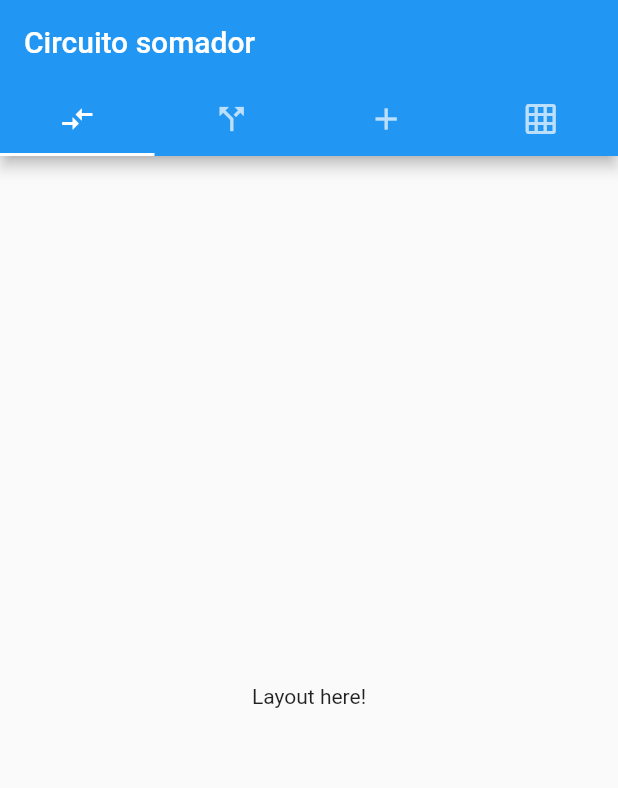
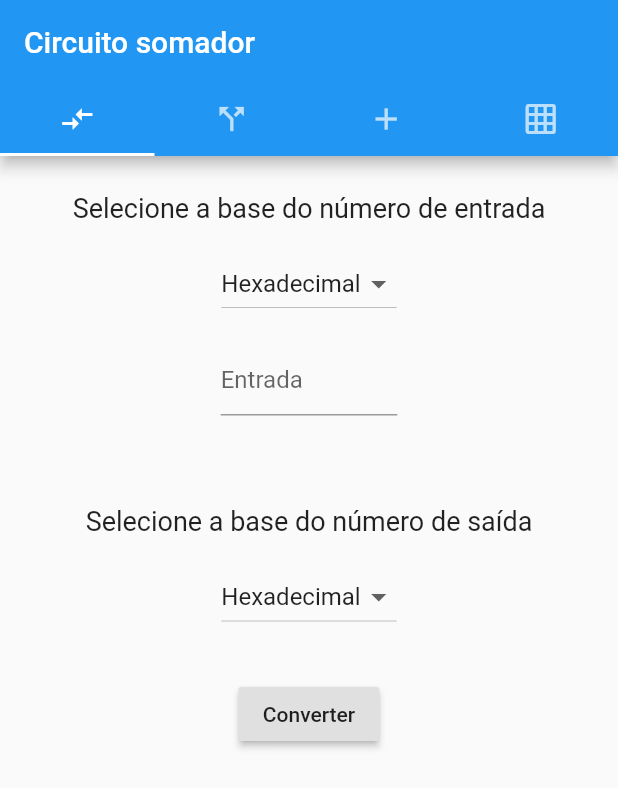
Before and after one commit to luiz-matias/tads-arqsis, a Flutter app: the screen it shows after launch, on a phone screen of 412 x 824 dp. Shown: the top 788 px of the screen. Run offline on Flutter 3.47's test engine with Material 2 defaults, Android fonts, the phone set to English and light mode, and no system bars.

Commit message:
Implemented base converter page and binToDec func

```diff
--- a/adder_circuit/lib/pages/base_converter.dart
+++ b/adder_circuit/lib/pages/base_converter.dart
@@ -1,12 +1,170 @@
+import 'dart:core';
+import 'dart:core' as prefix0;
+
 import 'package:flutter/material.dart';
 
-class BaseConverterPage extends StatelessWidget {
+class BaseConverterPage extends StatefulWidget {
+  @override
+  _BaseConverterPageState createState() => _BaseConverterPageState();
+}
+
+class Bases {
+  int id;
+  String baseName;
+
+  Bases(this.id, this.baseName);
+
+  static List<Bases> getBases() {
+    return <Bases>[
+      Bases(1, "Hexadecimal"),
+      Bases(2, "Decimal"),
+      Bases(3, "Octal"),
+      Bases(4, "Binário"),
+    ];
+  }
+}
+
+class _BaseConverterPageState extends State<BaseConverterPage> {
+  List<Bases> _bases = Bases.getBases();
+  List<DropdownMenuItem<Bases>> _dropDownMenuItems;
+  Bases _selectedBase;
+  Bases _secondSelectedBase;
+  final textFieldController = TextEditingController();
+
+  @override
+  void initState() {
+    _dropDownMenuItems = buildDropDownMenuItems(_bases);
+    _selectedBase = _dropDownMenuItems[0].value;
+    _secondSelectedBase = _dropDownMenuItems[0].value;
+    // TODO: implement initState
+    super.initState();
+  }
+
+  List<DropdownMenuItem<Bases>> buildDropDownMenuItems(List bases) {
+    List<DropdownMenuItem<Bases>> items = List();
+    for (Bases base in bases) {
+      items.add(
+        DropdownMenuItem(
+          value: base,
+          child: Text(base.baseName),
+        ),
+      );
+    }
+    return items;
+  }
+
+  onChangeDropdownItem(Bases selectedBase) {
+    setState(() {
+      _selectedBase = selectedBase;
+    });
+  }
+
+  secondChangeDropdownItem(Bases secondBase) {
+    setState(() {
+      _secondSelectedBase = secondBase;
+    });
+  }
+
   @override
   Widget build(BuildContext context) {
-    return Container(
-      child: Center(
-        child: Text("Layout here!"),
+    return Padding(
+      padding: const EdgeInsets.all(24.0),
+      child: Column(
+        mainAxisAlignment: MainAxisAlignment.start,
+        crossAxisAlignment: CrossAxisAlignment.center,
+        children: <Widget>[
+          Container(
+            child: Text(
+              "Selecione a base do número de entrada",
+              style: TextStyle(fontSize: 18),
+            ),
+          ),
+          SizedBox(
+            height: 16,
+          ),
+          Container(
+            child: Center(
+              child: DropdownButton(
+                value: _selectedBase,
+                items: _dropDownMenuItems,
+                onChanged: onChangeDropdownItem,
+              ),
+            ),
+          ),
+          SizedBox(
+            height: 16,
+          ),
+          Container(
+            width: MediaQuery.of(context).size.width / 3.5,
+            child: TextField(
+              controller: textFieldController,
+              decoration: InputDecoration(
+                hintText: 'Entrada',
+                fillColor: Colors.black,
+              ),
+            ),
+          ),
+          SizedBox(
+            height: 60,
+          ),
+          Container(
+            child: Text(
+              "Selecione a base do número de saída",
+              style: TextStyle(fontSize: 18),
+            ),
+          ),
+          SizedBox(
+            height: 16,
+          ),
+          Container(
+            child: Center(
+              child: DropdownButton(
+                value: _secondSelectedBase,
+                items: _dropDownMenuItems,
+                onChanged: secondChangeDropdownItem,
+              ),
+            ),
+          ),
+          SizedBox(
+            height: 30,
+          ),
+          RaisedButton(
+            child: Text("Converter"),
+            onPressed: _convertBase,
+          ),
+        ],
       ),
     );
   }
+
+  _convertBase() {
+    print("the button works!");
+    print(_selectedBase.baseName);
+    print(_secondSelectedBase.baseName);
+    print(textFieldController.text);
+    print(
+        "O número decimal ${textFieldController.text} na base ${_secondSelectedBase.baseName} é igual a ${binaryToDecimal(textFieldController.text, _secondSelectedBase.baseName)}");
+  }
+
+  binaryToDecimal(binaryNumber, base) {
+    // Conversão do número de Int para String
+    String num = binaryNumber.toString();
+    // Declaração da variável de resultado
+    int dec_value = 0;
+
+    // Inicializando a base para 1
+    // Aka 2ˆ0
+    int base = 1;
+
+    // Loop que incrementa o valor total onde valor da posição do número na String é o expoente.
+    for (int i = num.length - 1; i >= 0; i--) {
+      if (num[i] == '1') {
+        dec_value += base;
+      }
+      base = base * 2;
+    }
+
+    // Retorna o valor total
+    return dec_value;
+  }
 }
```
